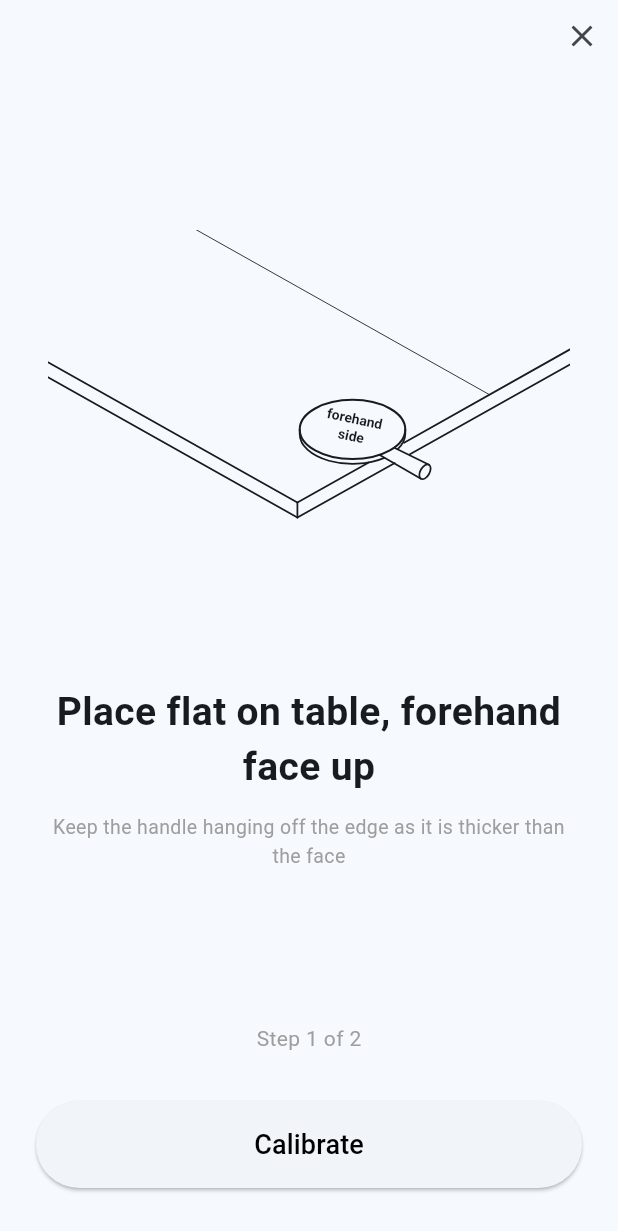
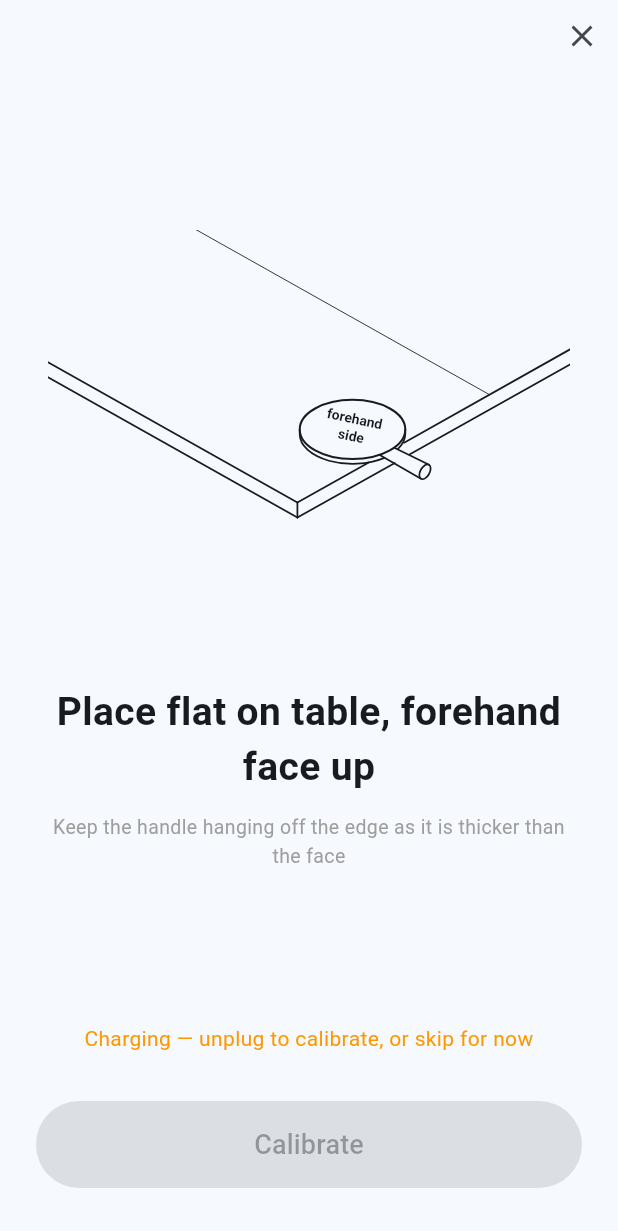
Before and after one commit to RuiqiLiu2014/ping-pong-tracker, a Flutter app: the CalibrationWizard screen opened directly with empty values, on a phone screen of 412 x 824 dp. Shown: the top 1231 px of the screen. Run offline on Flutter 3.47's test engine with Material 3 defaults, Android fonts, the phone set to English and light mode, and no system bars; our stand-ins replace flutter_blue_plus, flutter_svg, share_plus, shared_preferences; accounts and stored records are empty.

Commit message:
update calibrationwizard logic for charging

```diff
--- a/app/lib/widgets/calibration_wizard.dart
+++ b/app/lib/widgets/calibration_wizard.dart
@@ -12,21 +12,20 @@ import '../motion_estimator.dart';
 ///
 /// It drives the shared [MotionEstimator] directly (start each pose capture and
 /// poll its progress); the app's existing onCalibrated / onLeverCalibrated
-/// callbacks still fire to persist each result.
+/// callbacks still fire to persist each result. It opens automatically on every
+/// connect as a reminder, but is always skippable (the ✕ or system back).
 ///
-/// When [dismissable] is false (opened automatically on connect) it's a hard
-/// gate: no close button and the system back is blocked, so the user must
-/// complete both poses. Whatever each pose captures is accepted as-is — there
-/// is no "pose looks off" review.
+/// [canCalibrate] is read live each tick: calibration needs the live IMU stream,
+/// so it's false while the paddle is charging (plugged in) or disconnected — the
+/// Calibrate button then disables and the user can skip. Poses are accepted
+/// exactly as captured (no "pose looks off" review).
 class CalibrationWizard extends StatefulWidget {
   final MotionEstimator motion;
-  final bool canCalibrate; // false when the paddle isn't streaming
-  final bool dismissable; // false = hard gate (no X, system back blocked)
+  final bool Function() canCalibrate; // live: can calibration run right now?
   const CalibrationWizard({
     super.key,
     required this.motion,
-    this.canCalibrate = true,
-    this.dismissable = true,
+    required this.canCalibrate,
   });
 
   @override
@@ -44,7 +43,8 @@ class _CalibrationWizardState extends State<CalibrationWizard> {
   void initState() {
     super.initState();
     // Poll the estimator so the progress bar tracks the capture and we can
-    // advance when each step finishes (progress is fed by the BLE stream).
+    // advance when each step finishes (progress is fed by the BLE stream). The
+    // rebuild also re-reads canCalibrate() so the button tracks charging state.
     _poll = Timer.periodic(const Duration(milliseconds: 60), (_) => _tick());
   }
 
@@ -72,10 +72,8 @@ class _CalibrationWizardState extends State<CalibrationWizard> {
     });
     if (_step == _Step.done && !_closeScheduled) {
       _closeScheduled = true;
-      // pop() (not maybePop) so the auto-close still works under a blocked
-      // PopScope in hard-gate mode.
       Timer(const Duration(milliseconds: 1200), () {
-        if (mounted) Navigator.of(context).pop();
+        if (mounted) Navigator.of(context).maybePop();
       });
     }
   }
@@ -130,19 +128,16 @@ class _CalibrationWizardState extends State<CalibrationWizard> {
   @override
   Widget build(BuildContext context) {
     final bool done = _step == _Step.done;
+    final bool canCalibrate = widget.canCalibrate();
     // Neutral black/white for the button text instead of the theme accent.
     final btnText = Theme.of(context).brightness == Brightness.dark
         ? Colors.white
         : Colors.black;
-    return PopScope(
-      // Hard gate when opened on connect: block the system back button too.
-      canPop: widget.dismissable,
-      child: Scaffold(
+    return Scaffold(
       body: SafeArea(
         child: Column(
           children: [
-              // Close button only when dismissable; keep the spacing otherwise.
-              if (widget.dismissable)
+            // Always skippable — a reminder, not a hard gate.
             Align(
               alignment: Alignment.topRight,
               child: IconButton(
@@ -150,9 +145,7 @@ class _CalibrationWizardState extends State<CalibrationWizard> {
                 icon: const Icon(Icons.close),
                 onPressed: _close,
               ),
-                )
-              else
-                const SizedBox(height: 48),
+            ),
             // Centre stage — a placeholder for the demo video/image to come.
             Expanded(
               child: Center(
@@ -198,10 +191,7 @@ class _CalibrationWizardState extends State<CalibrationWizard> {
                             "Keep the handle hanging off the edge as it is "
                             "thicker than the face",
                             textAlign: TextAlign.center,
-                              style: TextStyle(
-                                fontSize: 13,
-                                color: Colors.grey,
-                              ),
+                            style: TextStyle(fontSize: 13, color: Colors.grey),
                           ),
                         ),
                     ],
@@ -217,13 +207,12 @@ class _CalibrationWizardState extends State<CalibrationWizard> {
                 children: [
                   if (!done)
                     Text(
-                        widget.canCalibrate
+                      canCalibrate
                           ? "Step $_stepNumber of 2"
-                            : "Connect the paddle to calibrate",
+                          : "Charging — unplug to calibrate, or skip for now",
+                      textAlign: TextAlign.center,
                       style: TextStyle(
-                          color: widget.canCalibrate
-                              ? Colors.grey
-                              : Colors.orange,
+                        color: canCalibrate ? Colors.grey : Colors.orange,
                       ),
                     ),
                   const SizedBox(height: 10),
@@ -238,7 +227,7 @@ class _CalibrationWizardState extends State<CalibrationWizard> {
                   SizedBox(
                     width: double.infinity,
                     child: ElevatedButton(
-                        onPressed: (_running || done || !widget.canCalibrate)
+                      onPressed: (_running || done || !canCalibrate)
                           ? null
                           : _onCalibrate,
                       style: ElevatedButton.styleFrom(
@@ -257,7 +246,6 @@ class _CalibrationWizardState extends State<CalibrationWizard> {
           ],
         ),
       ),
-      ),
     );
   }
 }
```
Also changed, not shown: app/lib/ble_screen_core.dart (+18 -15 lines), app/lib/ble_screen_ui.dart (+13 -5 lines). Lines whose indentation alone changed are shown as unchanged.
